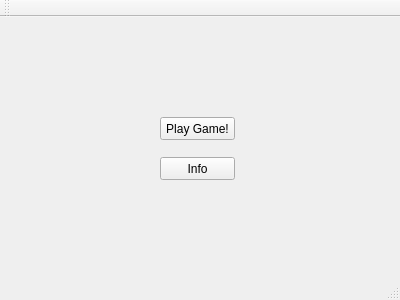
Old version of the form Bomberman/mainwindow.ui in the repository slmblck/bomberman.
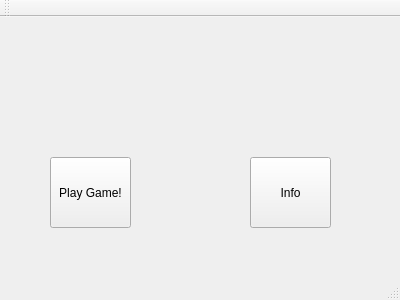
New version of the form. Icons and pictures are not drawn.

Patch:
```diff
--- a/Bomberman/mainwindow.ui
+++ b/Bomberman/mainwindow.ui
@@ -17,10 +17,10 @@
    <widget class="QPushButton" name="gameButton">
     <property name="geometry">
      <rect>
-      <x>160</x>
-      <y>100</y>
-      <width>75</width>
-      <height>23</height>
+      <x>50</x>
+      <y>140</y>
+      <width>81</width>
+      <height>71</height>
      </rect>
     </property>
     <property name="text">
@@ -30,16 +30,57 @@
    <widget class="QPushButton" name="infoButton">
     <property name="geometry">
      <rect>
-      <x>160</x>
+      <x>250</x>
       <y>140</y>
-      <width>75</width>
-      <height>23</height>
+      <width>81</width>
+      <height>71</height>
      </rect>
     </property>
     <property name="text">
      <string>Info</string>
     </property>
    </widget>
+   <widget class="QLabel" name="label_title">
+    <property name="geometry">
+     <rect>
+      <x>80</x>
+      <y>10</y>
+      <width>231</width>
+      <height>121</height>
+     </rect>
+    </property>
+    <property name="text">
+     <string/>
+    </property>
+    <property name="textFormat">
+     <enum>Qt::RichText</enum>
+    </property>
+    <property name="pixmap">
+     <pixmap>../resources/New folder/Bomberman_title.png</pixmap>
+    </property>
+    <property name="scaledContents">
+     <bool>true</bool>
+    </property>
+   </widget>
+   <widget class="QLabel" name="Bomb_logo">
+    <property name="geometry">
+     <rect>
+      <x>150</x>
+      <y>140</y>
+      <width>81</width>
+      <height>71</height>
+     </rect>
+    </property>
+    <property name="text">
+     <string/>
+    </property>
+    <property name="pixmap">
+     <pixmap>../resources/bomb_unexploded_pixel.png</pixmap>
+    </property>
+    <property name="scaledContents">
+     <bool>true</bool>
+    </property>
+   </widget>
   </widget>
   <widget class="QMenuBar" name="menuBar">
    <property name="geometry">
```
